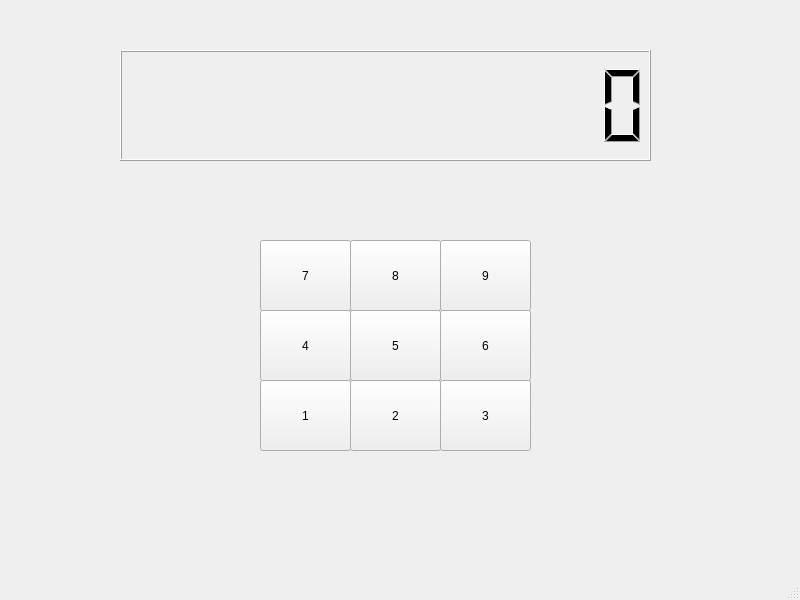
Qt form Qt/kalkulator/mainwindow.ui (Tobkubos/SEMESTR-5) before a commit.
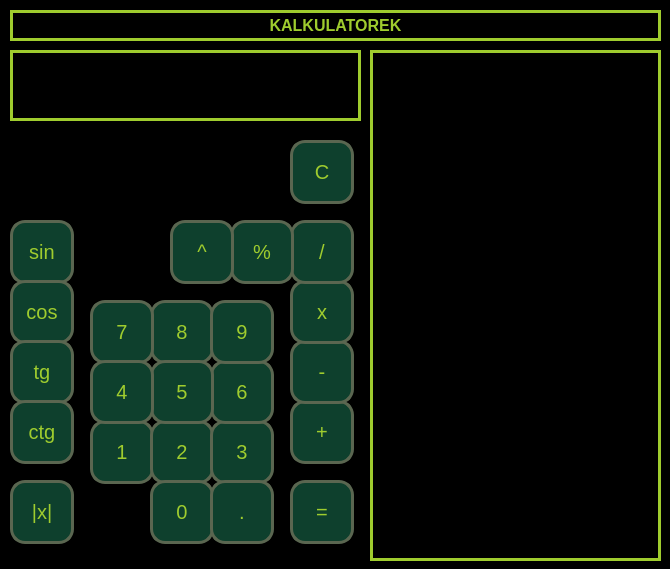
The same form after that commit.

What changed in the file:
```diff
--- a/Qt/kalkulator/mainwindow.ui
+++ b/Qt/kalkulator/mainwindow.ui
@@ -6,23 +6,45 @@
    <rect>
     <x>0</x>
     <y>0</y>
-    <width>800</width>
-    <height>600</height>
+    <width>670</width>
+    <height>569</height>
    </rect>
   </property>
   <property name="windowTitle">
    <string>MainWindow</string>
   </property>
+  <property name="styleSheet">
+   <string notr="true">QWidget{
+background-color: rgb(0,0,0)
+}
+
+QPushButton{
+border: none;
+border: 3px solid rgb(90,102,80);
+border-radius:15px;
+background-color: rgb(14,64,45);
+color: rgb(159,204,46);
+}
+QLabel{
+color: rgb(159,204,46);
+border: 3px solid rgb(159,204,46);
+}</string>
+  </property>
   <widget class="QWidget" name="centralwidget">
    <widget class="QPushButton" name="pushButton_1">
     <property name="geometry">
      <rect>
-      <x>260</x>
-      <y>380</y>
-      <width>91</width>
-      <height>71</height>
+      <x>90</x>
+      <y>420</y>
+      <width>64</width>
+      <height>64</height>
      </rect>
     </property>
+    <property name="font">
+     <font>
+      <pointsize>15</pointsize>
+     </font>
+    </property>
     <property name="text">
      <string>1</string>
     </property>
@@ -30,12 +52,17 @@
    <widget class="QPushButton" name="pushButton_2">
     <property name="geometry">
      <rect>
-      <x>350</x>
-      <y>380</y>
-      <width>91</width>
-      <height>71</height>
+      <x>150</x>
+      <y>420</y>
+      <width>64</width>
+      <height>64</height>
      </rect>
     </property>
+    <property name="font">
+     <font>
+      <pointsize>15</pointsize>
+     </font>
+    </property>
     <property name="text">
      <string>2</string>
     </property>
@@ -43,12 +70,17 @@
    <widget class="QPushButton" name="pushButton_3">
     <property name="geometry">
      <rect>
-      <x>440</x>
-      <y>380</y>
-      <width>91</width>
-      <height>71</height>
+      <x>210</x>
+      <y>420</y>
+      <width>64</width>
+      <height>64</height>
      </rect>
     </property>
+    <property name="font">
+     <font>
+      <pointsize>15</pointsize>
+     </font>
+    </property>
     <property name="text">
      <string>3</string>
     </property>
@@ -56,12 +88,17 @@
    <widget class="QPushButton" name="pushButton_8">
     <property name="geometry">
      <rect>
-      <x>350</x>
-      <y>240</y>
-      <width>91</width>
-      <height>71</height>
+      <x>150</x>
+      <y>300</y>
+      <width>64</width>
+      <height>64</height>
      </rect>
     </property>
+    <property name="font">
+     <font>
+      <pointsize>15</pointsize>
+     </font>
+    </property>
     <property name="text">
      <string>8</string>
     </property>
@@ -69,12 +106,17 @@
    <widget class="QPushButton" name="pushButton_7">
     <property name="geometry">
      <rect>
-      <x>260</x>
-      <y>240</y>
-      <width>91</width>
-      <height>71</height>
+      <x>90</x>
+      <y>300</y>
+      <width>64</width>
+      <height>64</height>
      </rect>
     </property>
+    <property name="font">
+     <font>
+      <pointsize>15</pointsize>
+     </font>
+    </property>
     <property name="text">
      <string>7</string>
     </property>
@@ -82,12 +124,17 @@
    <widget class="QPushButton" name="pushButton_6">
     <property name="geometry">
      <rect>
-      <x>440</x>
-      <y>310</y>
-      <width>91</width>
-      <height>71</height>
+      <x>210</x>
+      <y>360</y>
+      <width>64</width>
+      <height>64</height>
      </rect>
     </property>
+    <property name="font">
+     <font>
+      <pointsize>15</pointsize>
+     </font>
+    </property>
     <property name="text">
      <string>6</string>
     </property>
@@ -95,12 +142,17 @@
    <widget class="QPushButton" name="pushButton_5">
     <property name="geometry">
      <rect>
-      <x>350</x>
-      <y>310</y>
-      <width>91</width>
-      <height>71</height>
+      <x>150</x>
+      <y>360</y>
+      <width>64</width>
+      <height>64</height>
      </rect>
     </property>
+    <property name="font">
+     <font>
+      <pointsize>15</pointsize>
+     </font>
+    </property>
     <property name="text">
      <string>5</string>
     </property>
@@ -108,12 +160,17 @@
    <widget class="QPushButton" name="pushButton_4">
     <property name="geometry">
      <rect>
-      <x>260</x>
-      <y>310</y>
-      <width>91</width>
-      <height>71</height>
+      <x>90</x>
+      <y>360</y>
+      <width>64</width>
+      <height>64</height>
      </rect>
     </property>
+    <property name="font">
+     <font>
+      <pointsize>15</pointsize>
+     </font>
+    </property>
     <property name="text">
      <string>4</string>
     </property>
@@ -121,41 +178,408 @@
    <widget class="QPushButton" name="pushButton_9">
     <property name="geometry">
      <rect>
-      <x>440</x>
-      <y>240</y>
-      <width>91</width>
-      <height>71</height>
+      <x>210</x>
+      <y>300</y>
+      <width>64</width>
+      <height>64</height>
      </rect>
     </property>
+    <property name="font">
+     <font>
+      <pointsize>15</pointsize>
+     </font>
+    </property>
     <property name="text">
      <string>9</string>
     </property>
    </widget>
-   <widget class="QLCDNumber" name="lcdNumber">
+   <widget class="QLabel" name="wynik">
     <property name="geometry">
      <rect>
-      <x>120</x>
+      <x>10</x>
       <y>50</y>
-      <width>531</width>
-      <height>111</height>
+      <width>351</width>
+      <height>71</height>
      </rect>
     </property>
-    <property name="digitCount">
-     <number>12</number>
+    <property name="font">
+     <font>
+      <pointsize>25</pointsize>
+      <bold>true</bold>
+     </font>
     </property>
+    <property name="frameShape">
+     <enum>QFrame::Shape::Box</enum>
+    </property>
+    <property name="frameShadow">
+     <enum>QFrame::Shadow::Plain</enum>
+    </property>
+    <property name="lineWidth">
+     <number>2</number>
+    </property>
+    <property name="text">
+     <string/>
+    </property>
+    <property name="scaledContents">
+     <bool>false</bool>
+    </property>
+    <property name="alignment">
+     <set>Qt::AlignmentFlag::AlignRight|Qt::AlignmentFlag::AlignTrailing|Qt::AlignmentFlag::AlignVCenter</set>
+    </property>
    </widget>
+   <widget class="QPushButton" name="pushButton_0">
+    <property name="geometry">
+     <rect>
+      <x>150</x>
+      <y>480</y>
+      <width>64</width>
+      <height>64</height>
+     </rect>
+    </property>
+    <property name="font">
+     <font>
+      <pointsize>15</pointsize>
+     </font>
+    </property>
+    <property name="text">
+     <string>0</string>
+    </property>
+   </widget>
+   <widget class="QPushButton" name="pushButton_dot">
+    <property name="geometry">
+     <rect>
+      <x>210</x>
+      <y>480</y>
+      <width>64</width>
+      <height>64</height>
+     </rect>
+    </property>
+    <property name="font">
+     <font>
+      <pointsize>15</pointsize>
+     </font>
+    </property>
+    <property name="text">
+     <string>.</string>
+    </property>
+   </widget>
+   <widget class="QPushButton" name="pushButton_calc">
+    <property name="geometry">
+     <rect>
+      <x>290</x>
+      <y>480</y>
+      <width>64</width>
+      <height>64</height>
+     </rect>
+    </property>
+    <property name="font">
+     <font>
+      <pointsize>15</pointsize>
+     </font>
+    </property>
+    <property name="text">
+     <string>=</string>
+    </property>
+    <property name="checkable">
+     <bool>false</bool>
+    </property>
+    <property name="default">
+     <bool>false</bool>
+    </property>
+   </widget>
+   <widget class="QPushButton" name="pushButton_plus">
+    <property name="geometry">
+     <rect>
+      <x>290</x>
+      <y>400</y>
+      <width>64</width>
+      <height>64</height>
+     </rect>
+    </property>
+    <property name="font">
+     <font>
+      <pointsize>15</pointsize>
+     </font>
+    </property>
+    <property name="text">
+     <string>+</string>
+    </property>
+   </widget>
+   <widget class="QPushButton" name="pushButton_substract">
+    <property name="geometry">
+     <rect>
+      <x>290</x>
+      <y>340</y>
+      <width>64</width>
+      <height>64</height>
+     </rect>
+    </property>
+    <property name="font">
+     <font>
+      <pointsize>15</pointsize>
+     </font>
+    </property>
+    <property name="text">
+     <string>-</string>
+    </property>
+   </widget>
+   <widget class="QPushButton" name="pushButton_multiply">
+    <property name="geometry">
+     <rect>
+      <x>290</x>
+      <y>280</y>
+      <width>64</width>
+      <height>64</height>
+     </rect>
+    </property>
+    <property name="font">
+     <font>
+      <pointsize>15</pointsize>
+     </font>
+    </property>
+    <property name="text">
+     <string>x</string>
+    </property>
+   </widget>
+   <widget class="QPushButton" name="pushButton_divide">
+    <property name="geometry">
+     <rect>
+      <x>290</x>
+      <y>220</y>
+      <width>64</width>
+      <height>64</height>
+     </rect>
+    </property>
+    <property name="font">
+     <font>
+      <pointsize>15</pointsize>
+     </font>
+    </property>
+    <property name="text">
+     <string>/</string>
+    </property>
+   </widget>
+   <widget class="QPushButton" name="pushButton_del">
+    <property name="geometry">
+     <rect>
+      <x>290</x>
+      <y>140</y>
+      <width>64</width>
+      <height>64</height>
+     </rect>
+    </property>
+    <property name="font">
+     <font>
+      <pointsize>15</pointsize>
+      <bold>false</bold>
+      <underline>false</underline>
+     </font>
+    </property>
+    <property name="cursor">
+     <cursorShape>ArrowCursor</cursorShape>
+    </property>
+    <property name="styleSheet">
+     <string notr="true"/>
+    </property>
+    <property name="text">
+     <string>C</string>
+    </property>
+   </widget>
+   <widget class="QLabel" name="title">
+    <property name="geometry">
+     <rect>
+      <x>10</x>
+      <y>10</y>
+      <width>651</width>
+      <height>31</height>
+     </rect>
+    </property>
+    <property name="font">
+     <font>
+      <pointsize>12</pointsize>
+      <bold>true</bold>
+     </font>
+    </property>
+    <property name="frameShape">
+     <enum>QFrame::Shape::Box</enum>
+    </property>
+    <property name="frameShadow">
+     <enum>QFrame::Shadow::Plain</enum>
+    </property>
+    <property name="lineWidth">
+     <number>2</number>
+    </property>
+    <property name="text">
+     <string>KALKULATOREK</string>
+    </property>
+    <property name="scaledContents">
+     <bool>false</bool>
+    </property>
+    <property name="alignment">
+     <set>Qt::AlignmentFlag::AlignCenter</set>
+    </property>
+   </widget>
+   <widget class="QLabel" name="historia">
+    <property name="geometry">
+     <rect>
+      <x>370</x>
+      <y>50</y>
+      <width>291</width>
+      <height>511</height>
+     </rect>
+    </property>
+    <property name="font">
+     <font>
+      <pointsize>16</pointsize>
+      <bold>true</bold>
+     </font>
+    </property>
+    <property name="frameShape">
+     <enum>QFrame::Shape::Box</enum>
+    </property>
+    <property name="frameShadow">
+     <enum>QFrame::Shadow::Plain</enum>
+    </property>
+    <property name="lineWidth">
+     <number>2</number>
+    </property>
+    <property name="text">
+     <string/>
+    </property>
+    <property name="scaledContents">
+     <bool>false</bool>
+    </property>
+    <property name="alignment">
+     <set>Qt::AlignmentFlag::AlignRight|Qt::AlignmentFlag::AlignTop|Qt::AlignmentFlag::AlignTrailing</set>
+    </property>
+   </widget>
+   <widget class="QPushButton" name="pushButton_10">
+    <property name="geometry">
+     <rect>
+      <x>230</x>
+      <y>220</y>
+      <width>64</width>
+      <height>64</height>
+     </rect>
+    </property>
+    <property name="font">
+     <font>
+      <pointsize>15</pointsize>
+     </font>
+    </property>
+    <property name="text">
+     <string>%</string>
+    </property>
+   </widget>
+   <widget class="QPushButton" name="pushButton_pow">
+    <property name="geometry">
+     <rect>
+      <x>170</x>
+      <y>220</y>
+      <width>64</width>
+      <height>64</height>
+     </rect>
+    </property>
+    <property name="font">
+     <font>
+      <pointsize>15</pointsize>
+     </font>
+    </property>
+    <property name="text">
+     <string>^</string>
+    </property>
+   </widget>
+   <widget class="QPushButton" name="pushButton_abs">
+    <property name="geometry">
+     <rect>
+      <x>10</x>
+      <y>480</y>
+      <width>64</width>
+      <height>64</height>
+     </rect>
+    </property>
+    <property name="font">
+     <font>
+      <pointsize>15</pointsize>
+     </font>
+    </property>
+    <property name="text">
+     <string>|x|</string>
+    </property>
+   </widget>
+   <widget class="QPushButton" name="pushButton_sin">
+    <property name="geometry">
+     <rect>
+      <x>10</x>
+      <y>220</y>
+      <width>64</width>
+      <height>64</height>
+     </rect>
+    </property>
+    <property name="font">
+     <font>
+      <pointsize>15</pointsize>
+     </font>
+    </property>
+    <property name="text">
+     <string>sin</string>
+    </property>
+   </widget>
+   <widget class="QPushButton" name="pushButton_cos">
+    <property name="geometry">
+     <rect>
+      <x>10</x>
+      <y>280</y>
+      <width>64</width>
+      <height>64</height>
+     </rect>
+    </property>
+    <property name="font">
+     <font>
+      <pointsize>15</pointsize>
+     </font>
+    </property>
+    <property name="text">
+     <string>cos</string>
+    </property>
+   </widget>
+   <widget class="QPushButton" name="pushButton_tg">
+    <property name="geometry">
+     <rect>
+      <x>10</x>
+      <y>340</y>
+      <width>64</width>
+      <height>64</height>
+     </rect>
+    </property>
+    <property name="font">
+     <font>
+      <pointsize>15</pointsize>
+     </font>
+    </property>
+    <property name="text">
+     <string>tg</string>
+    </property>
+   </widget>
+   <widget class="QPushButton" name="pushButton_ctg">
+    <property name="geometry">
+     <rect>
+      <x>10</x>
+      <y>400</y>
+      <width>64</width>
+      <height>64</height>
+     </rect>
+    </property>
+    <property name="font">
+     <font>
+      <pointsize>15</pointsize>
+     </font>
+    </property>
+    <property name="text">
+     <string>ctg</string>
+    </property>
+   </widget>
   </widget>
-  <widget class="QMenuBar" name="menubar">
-   <property name="geometry">
-    <rect>
-     <x>0</x>
-     <y>0</y>
-     <width>800</width>
-     <height>21</height>
-    </rect>
-   </property>
-  </widget>
-  <widget class="QStatusBar" name="statusbar"/>
  </widget>
  <resources/>
  <connections/>
```
